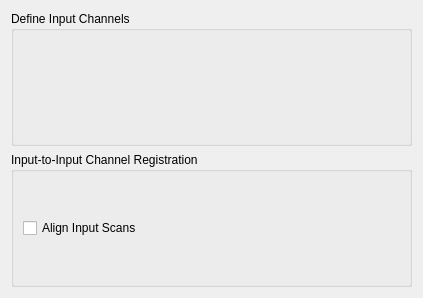
Qt form QTModules/EMSegment/Resources/UI/qSlicerEMSegmentDefineInputChannelsPanel.ui (jcfr/Slicer3) before a commit.
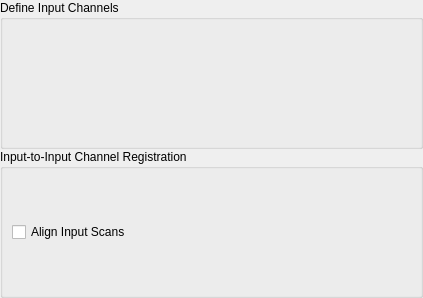
The same form after that commit. Custom widgets are drawn as their Qt base class.

Commit message: ENH: EMSegment - ContentMargins associated with panel layout is set to zero

Patch:
```diff
--- a/QTModules/EMSegment/Resources/UI/qSlicerEMSegmentDefineInputChannelsPanel.ui
+++ b/QTModules/EMSegment/Resources/UI/qSlicerEMSegmentDefineInputChannelsPanel.ui
@@ -14,6 +14,12 @@
    <string>Form</string>
   </property>
   <layout class="QVBoxLayout" name="verticalLayout">
+   <property name="spacing">
+    <number>0</number>
+   </property>
+   <property name="margin">
+    <number>0</number>
+   </property>
    <item>
     <widget class="QGroupBox" name="DefineInputChannelsGroupBox">
      <property name="title">
```
The commit also changes 8 other files.
